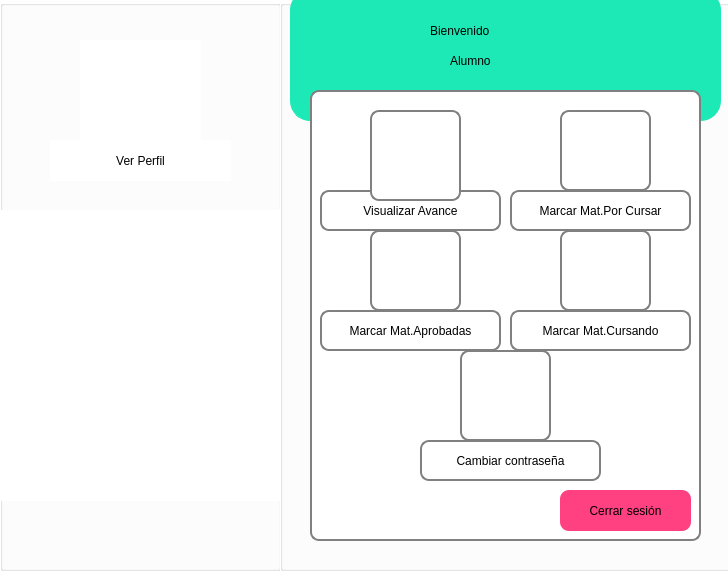
First picture: the form in SCS/alumno.ui, repository sagarme17/SCS, before the edit.
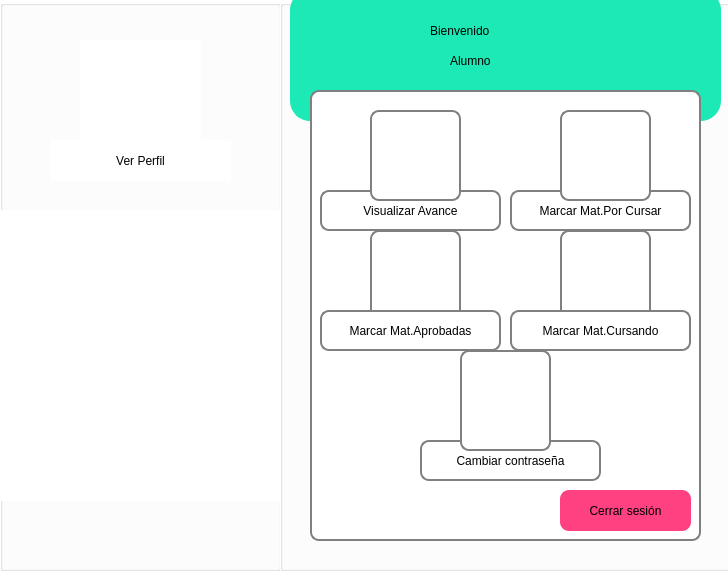
Second picture: the form after the edit. Icons and pictures are not drawn.

The edit to the form file:
```diff
--- a/SCS/alumno.ui
+++ b/SCS/alumno.ui
@@ -335,7 +335,7 @@
        <x>250</x>
        <y>20</y>
        <width>91</width>
-       <height>81</height>
+       <height>91</height>
       </rect>
      </property>
      <property name="text">
@@ -354,7 +354,7 @@
        <x>150</x>
        <y>260</y>
        <width>91</width>
-       <height>91</height>
+       <height>101</height>
       </rect>
      </property>
      <property name="text">
@@ -393,7 +393,7 @@
        <x>250</x>
        <y>30</y>
        <width>91</width>
-       <height>71</height>
+       <height>81</height>
       </rect>
      </property>
      <property name="styleSheet">
@@ -433,7 +433,7 @@
        <x>60</x>
        <y>140</y>
        <width>91</width>
-       <height>81</height>
+       <height>91</height>
       </rect>
      </property>
      <property name="text">
@@ -471,7 +471,7 @@
        <x>250</x>
        <y>140</y>
        <width>91</width>
-       <height>81</height>
+       <height>91</height>
       </rect>
      </property>
      <property name="text">
@@ -507,7 +507,7 @@
      <property name="geometry">
       <rect>
        <x>60</x>
-       <y>140</y>
+       <y>150</y>
        <width>91</width>
        <height>81</height>
       </rect>
```
